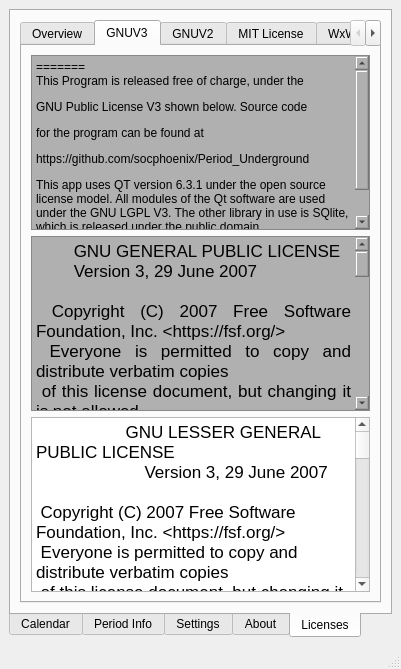
Qt form mainwindow.ui (socphoenix/Period_Underground) before a commit.
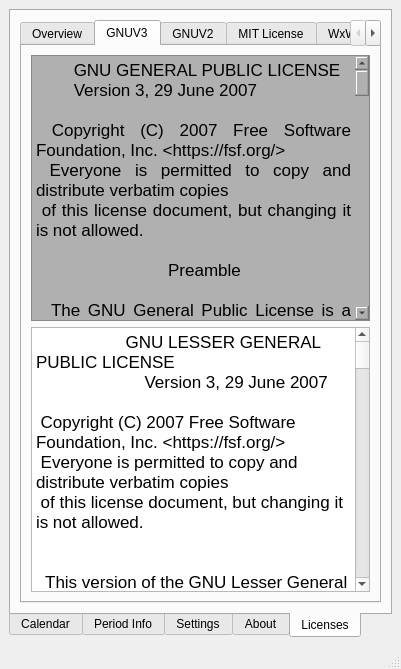
The same form after that commit. The open tabs and pages were chosen to show the change.

```diff
--- a/mainwindow.ui
+++ b/mainwindow.ui
@@ -555,30 +555,6 @@
               </property>
               <property name="html">
                <string>&lt;!DOCTYPE HTML PUBLIC &quot;-//W3C//DTD HTML 4.0//EN&quot; &quot;http://www.w3.org/TR/REC-html40/strict.dtd&quot;&gt;
-=======
-&lt;p style=&quot; margin-top:0px; margin-bottom:0px; margin-left:0px; margin-right:0px; -qt-block-indent:0; text-indent:0px;&quot;&gt;This Program is released free of charge, under the &lt;/p&gt;
-&lt;p style=&quot; margin-top:12px; margin-bottom:12px; margin-left:0px; margin-right:0px; -qt-block-indent:0; text-indent:0px;&quot;&gt;GNU Public License V3 shown below. Source code &lt;/p&gt;
-&lt;p style=&quot; margin-top:12px; margin-bottom:12px; margin-left:0px; margin-right:0px; -qt-block-indent:0; text-indent:0px;&quot;&gt;for the program can be found at &lt;/p&gt;
-&lt;p style=&quot; margin-top:12px; margin-bottom:12px; margin-left:0px; margin-right:0px; -qt-block-indent:0; text-indent:0px;&quot;&gt;https://github.com/socphoenix/Period_Underground&lt;/p&gt;
-&lt;p style=&quot; margin-top:12px; margin-bottom:12px; margin-left:0px; margin-right:0px; -qt-block-indent:0; text-indent:0px;&quot;&gt;This app uses QT version 6.3.1 under the open source license model.  All modules of the Qt software are used under the GNU LGPL V3. The other library in use is SQlite, which is released under the public domain.&lt;/p&gt;
-&lt;p style=&quot; margin-top:12px; margin-bottom:12px; margin-left:0px; margin-right:0px; -qt-block-indent:0; text-indent:0px;&quot;&gt;https://qt.io&lt;/p&gt;&lt;/body&gt;&lt;/html&gt;</string>
-          </property>
-         </widget>
-        </item>
-        <item>
-         <widget class="QTextEdit" name="textEdit">
-          <property name="focusPolicy">
-           <enum>Qt::NoFocus</enum>
-          </property>
-          <property name="styleSheet">
-           <string notr="true">background-color: rgb(176, 176, 176);</string>
-          </property>
-          <property name="readOnly">
-           <bool>true</bool>
-          </property>
-          <property name="html">
-           <string>&lt;!DOCTYPE HTML PUBLIC &quot;-//W3C//DTD HTML 4.0//EN&quot; &quot;http://www.w3.org/TR/REC-html40/strict.dtd&quot;&gt;
-
 &lt;html&gt;&lt;head&gt;&lt;meta name=&quot;qrichtext&quot; content=&quot;1&quot; /&gt;&lt;meta charset=&quot;utf-8&quot; /&gt;&lt;style type=&quot;text/css&quot;&gt;
 p, li { white-space: pre-wrap; }
 &lt;/style&gt;&lt;/head&gt;&lt;body style=&quot; font-family:'.AppleSystemUIFont'; font-size:13pt; font-weight:400; font-style:normal;&quot;&gt;
```
Left out of the diff: 10 changed lines with no effect on the pictures.
